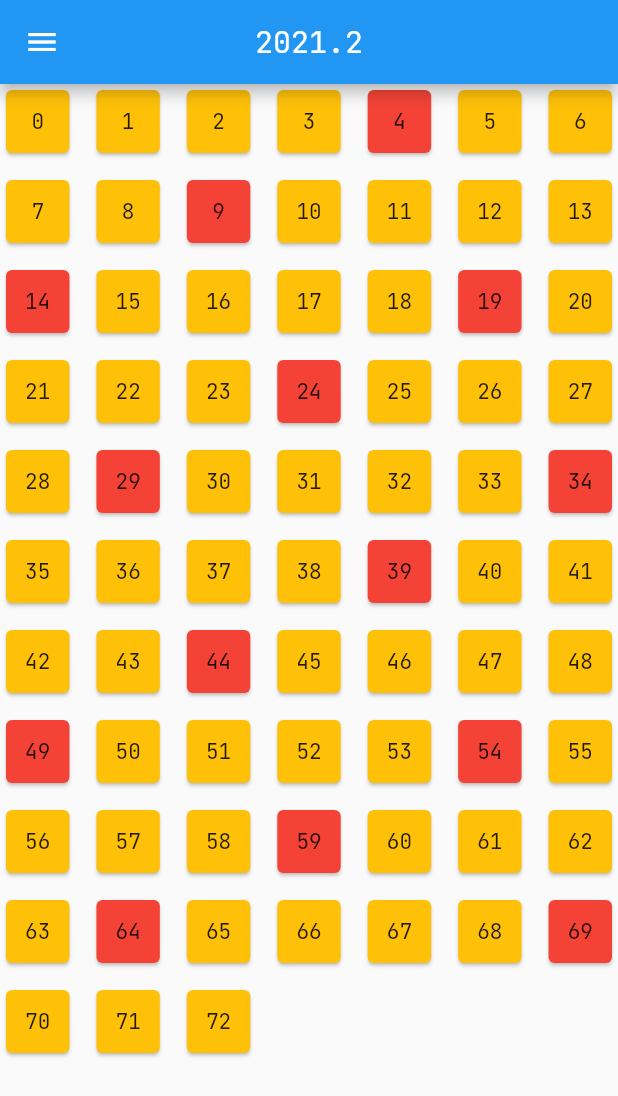
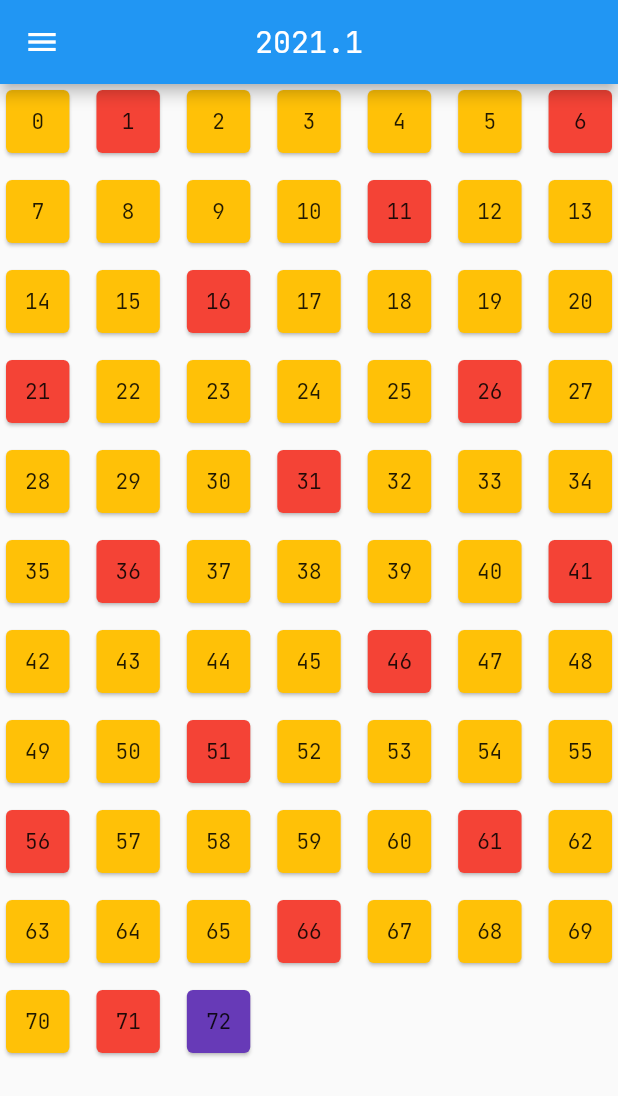
Before and after one commit to Truenya/simple_second, a Flutter app: the CalendarPage screen opened by its route, on a phone screen of 412 x 824 dp. Shown: the top 1096 px of the screen. Run offline on Flutter 3.47's test engine with Material 2 defaults, Android fonts, the light colour scheme and no system bars; our stand-ins replace shared_preferences, sqflite; accounts and stored records are empty.

Commit message:
Исправление отображения календаря.

```diff
--- a/lib/SimpleSecond/simple_date.dart
+++ b/lib/SimpleSecond/simple_date.dart
@@ -1,16 +1,24 @@
+// Простые даты лучше обычных
+// Ведь в них каждый год недели и месяцы находятся на одних и тех же местах
 class SimpleDate {
   SimpleDate(DateTime dt) {
+    // Для вычисления простой даты воспользуемся текущим днем в году
     int dayInYear = daysUntilYearFromDT(dt);
+    // Тут простым образом находится, является ли день выходным
     int ostatok = dayInYear % 5;
     if (ostatok == 0) {
       holyDay = true;
     } else {
       holyDay = false;
     }
+    // Года начинаются с 0 как и все остальное
     simpleYear = dt.year - 1;
+    dayInYear -= 1;
+    // В году 5 месяцев с 0 по 4
     simpleMonth = dayInYear ~/ 73;
-    simpleWeek = (dayInYear) ~/ 5;
-    simpleDay = dayInYear - simpleMonth * 73 - 1;
+    simpleWeek = dayInYear ~/ 5;
+    // В месяце 73 дня, с 0 по 72
+    simpleDay = dayInYear - simpleMonth * 73;
   }
 
   int daysUntilYearFromDT(DateTime dt) {
--- a/lib/SimpleSecond/simple_dt.dart
+++ b/lib/SimpleSecond/simple_dt.dart
@@ -36,7 +36,7 @@ class SimpleDateTime {
   DateTime toDT() {
     int realYear = _date.simpleYear + 1;
     int realMonth = 1;
-    late int realDay;
+    int realDay = 0;
     int daysInYear = _date.simpleDay + _date.simpleMonth * 73;
     for (var daysInMonth in SimpleDate.months) {
       if (daysInYear < daysInMonth) {
--- a/lib/interface/calendar/i_calendar_month_view.dart
+++ b/lib/interface/calendar/i_calendar_month_view.dart
@@ -6,29 +6,36 @@ import 'package:simple_second/shared_details.dart';
 import '../../SimpleSecond/simple_date.dart';
 
 class SDMonth extends StatelessWidget {
-  const SDMonth({Key? key, required this.showedMonth, required this.controller})
+  const SDMonth(
+      {Key? key,
+      required this.showedMonth,
+      required this.controller,
+      required this.cur})
       : super(key: key);
   final int showedMonth;
   final PageController controller;
-
+  final SimpleDate cur;
   static Future<void> buildComplete(controller, initialPage) async {
     controller.jumpToPage(initialPage);
   }
 
-  MaterialColor colorByIndex(int index) {
+  MaterialColor colorByIndex(int day, int offset) {
     SimpleDate sDate = SimpleDate(DateTime.now());
     int curDay = sDate.simpleDay;
     int curMonth = sDate.simpleMonth;
-    if (index == curDay && showedMonth == curMonth + 10000) {
+    if (day == curDay && showedMonth == curMonth + 10000) {
       return Colors.deepPurple;
     }
-    if ((4 - ((index) % 5) == 0)) return Colors.red;
+    if ((4 - ((day + offset) % 5) == 0)) {
+      return Colors.red;
+    }
     return Colors.amber;
   }
 
   @override
   Widget build(BuildContext context) {
-    SimpleDate sd = SimpleDate.withOffset(DateTime.now(), showedMonth - 10000);
+    SimpleDate sd = SimpleDate.withOffset(
+        DateTime.now(), showedMonth - 10000 - cur.simpleMonth);
     return MaterialApp(
         theme: ThemeData(
             primarySwatch: Colors.blue,
@@ -53,13 +60,16 @@ class SDMonth extends StatelessWidget {
               itemCount: 73,
               itemBuilder: (BuildContext context, int index) {
                 DateTime dt = SimpleDateTime.fromSDT(
-                        sd.simpleYear, sd.simpleMonth, index + 1)
+                        sd.simpleYear, sd.simpleMonth, index - 1)
                     .toDT();
                 return Tooltip(
                   message: dtToString(dt),
                   // child: TextButton(
                   child: Card(
-                    color: colorByIndex(index + getOffset(showedMonth)),
+                    color: colorByIndex(
+                        index,
+                        getOffset(showedMonth +
+                            SimpleDate(DateTime.now()).simpleMonth)),
                     child: Center(child: Text('$index')),
                     // shape: const RoundedRectangleBorder(
                     //     borderRadius: BorderRadius.all(Radius.zero)),
--- a/lib/interface/calendar/i_calendar_sd.dart
+++ b/lib/interface/calendar/i_calendar_sd.dart
@@ -1,4 +1,5 @@
 import 'package:flutter/material.dart';
+import '../../SimpleSecond/simple_date.dart';
 import 'i_calendar_month_view.dart';
 
 class CalendarPage extends StatelessWidget {
@@ -8,15 +9,17 @@ class CalendarPage extends StatelessWidget {
   Widget build(BuildContext context) {
     final PageController controller = PageController();
     Future<void>.delayed(
-        Duration.zero, () => SDMonth.buildComplete(controller, 10000));
+        Duration.zero,
+        () => SDMonth.buildComplete(
+            controller, 10000 + SimpleDate(DateTime.now()).simpleMonth));
 
     return PageView.builder(
       controller: controller,
       itemBuilder: (context, index) {
         return SDMonth(
-          showedMonth: index,
-          controller: controller,
-        );
+            showedMonth: index,
+            controller: controller,
+            cur: SimpleDate(DateTime.now()));
       },
       // reverse: true,
     );
--- a/lib/interface/i_shared_details.dart
+++ b/lib/interface/i_shared_details.dart
@@ -1,12 +1,14 @@
 import 'package:flutter/material.dart';
+import 'package:simple_second/SimpleSecond/simple_date.dart';
 import 'package:simple_second/interface/alarms/i_alarms_page.dart';
 
 import 'time/i_time_st.dart';
 import 'calendar/i_calendar_sd.dart';
 
+SimpleDate cur = SimpleDate(DateTime.now());
 int getOffset(int month) {
   int offSetByMonth = 0;
-  int showedMonthInYear = (month - 10000) % 5;
+  int showedMonthInYear = (month - 10000 - cur.simpleMonth) % 5;
   if (showedMonthInYear == 1) {
     offSetByMonth = -2;
   }
@@ -38,13 +40,13 @@ sDTAppMenu(context) {
                 Navigator.pushNamed(context, '/calendar');
               }
             }
-            if (value == 2) {
-              if (Navigator.canPop(context) && path != '/alarms') {
-                Navigator.popAndPushNamed(context, '/alarms');
-              } else {
-                Navigator.pushNamed(context, '/alarms');
-              }
-            }
+            // if (value == 2) {
+            //   if (Navigator.canPop(context) && path != '/alarms') {
+            //     Navigator.popAndPushNamed(context, '/alarms');
+            //   } else {
+            //     Navigator.pushNamed(context, '/alarms');
+            //   }
+            // }
           },
           icon: const Icon(Icons.menu),
           color: Colors.blue[300],
@@ -55,10 +57,10 @@ sDTAppMenu(context) {
                   child: Text("Календарь"),
                   value: 1,
                 ),
-                const PopupMenuItem(
-                  child: Text("Будильники"),
-                  value: 2,
-                )
+                // const PopupMenuItem(
+                //   child: Text("Будильники"),
+                //   value: 2,
+                // )
               ]);
   // ,
   //   CloseButton(
@@ -124,5 +126,5 @@ commonRoutes(key) => {
       '/': (context) => const TimePage(title: "Простое время"),
       // When navigating to the "/second" route, build the SecondScreen widget.
       '/calendar': (context) => const CalendarPage(),
-      '/alarms': (context) => const AlarmPage()
+      // '/alarms': (context) => const AlarmPage()
     };
```
